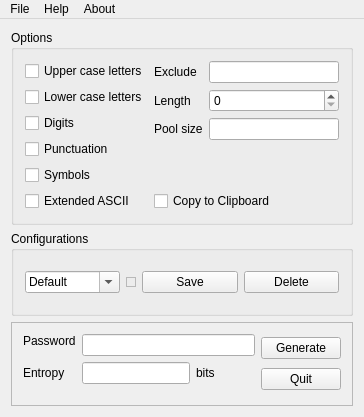
This is mainwindow.ui in TimAllman/Password-Beaver as Qt 5 draws it before an edit. The edited form follows.
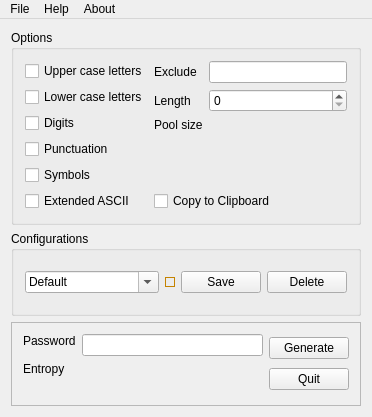
This is the edited form. Icons and pictures are not drawn. Custom widgets are drawn as their Qt base class.

Commit message: Interface responds to changes in options.

```diff
--- a/mainwindow.ui
+++ b/mainwindow.ui
@@ -6,7 +6,7 @@
    <rect>
     <x>0</x>
     <y>0</y>
-    <width>346</width>
+    <width>372</width>
     <height>417</height>
    </rect>
   </property>
@@ -141,15 +141,9 @@
             </widget>
            </item>
            <item row="2" column="1">
-            <widget class="QLineEdit" name="poolSizeLineEdit">
-             <property name="sizePolicy">
-              <sizepolicy hsizetype="Preferred" vsizetype="Fixed">
-               <horstretch>0</horstretch>
-               <verstretch>0</verstretch>
-              </sizepolicy>
-             </property>
-             <property name="readOnly">
-              <bool>true</bool>
+            <widget class="QLabel" name="poolSizeLabel">
+             <property name="text">
+              <string/>
              </property>
             </widget>
            </item>
@@ -178,6 +172,12 @@
       <layout class="QHBoxLayout" name="horizontalLayout_2">
        <item>
         <widget class="QComboBox" name="optionsNameComboBox">
+         <property name="sizePolicy">
+          <sizepolicy hsizetype="Preferred" vsizetype="Fixed">
+           <horstretch>2</horstretch>
+           <verstretch>0</verstretch>
+          </sizepolicy>
+         </property>
          <property name="editable">
           <bool>true</bool>
          </property>
@@ -188,12 +188,82 @@
        </item>
        <item>
         <widget class="IndicatorWidget" name="indicatorWidget">
+         <property name="sizePolicy">
+          <sizepolicy hsizetype="Preferred" vsizetype="Preferred">
+           <horstretch>2</horstretch>
+           <verstretch>0</verstretch>
+          </sizepolicy>
+         </property>
          <property name="maximumSize">
           <size>
            <width>10</width>
            <height>10</height>
           </size>
          </property>
+         <property name="palette">
+          <palette>
+           <active>
+            <colorrole role="Base">
+             <brush brushstyle="SolidPattern">
+              <color alpha="255">
+               <red>255</red>
+               <green>255</green>
+               <blue>255</blue>
+              </color>
+             </brush>
+            </colorrole>
+            <colorrole role="Window">
+             <brush brushstyle="SolidPattern">
+              <color alpha="255">
+               <red>255</red>
+               <green>170</green>
+               <blue>0</blue>
+              </color>
+             </brush>
+            </colorrole>
+           </active>
+           <inactive>
+            <colorrole role="Base">
+             <brush brushstyle="SolidPattern">
+              <color alpha="255">
+               <red>255</red>
+               <green>255</green>
+               <blue>255</blue>
+              </color>
+             </brush>
+            </colorrole>
+            <colorrole role="Window">
+             <brush brushstyle="SolidPattern">
+              <color alpha="255">
+               <red>255</red>
+               <green>170</green>
+               <blue>0</blue>
+              </color>
+             </brush>
+            </colorrole>
+           </inactive>
+           <disabled>
+            <colorrole role="Base">
+             <brush brushstyle="SolidPattern">
+              <color alpha="255">
+               <red>255</red>
+               <green>170</green>
+               <blue>0</blue>
+              </color>
+             </brush>
+            </colorrole>
+            <colorrole role="Window">
+             <brush brushstyle="SolidPattern">
+              <color alpha="255">
+               <red>255</red>
+               <green>170</green>
+               <blue>0</blue>
+              </color>
+             </brush>
+            </colorrole>
+           </disabled>
+          </palette>
+         </property>
          <property name="frameShape">
           <enum>QFrame::StyledPanel</enum>
          </property>
@@ -275,38 +345,12 @@
          <item row="1" column="1">
           <layout class="QHBoxLayout" name="horizontalLayout_3">
            <item>
-            <widget class="QLineEdit" name="entropyLineEdit">
-             <property name="enabled">
-              <bool>true</bool>
-             </property>
-             <property name="acceptDrops">
-              <bool>false</bool>
-             </property>
-             <property name="readOnly">
-              <bool>true</bool>
-             </property>
-            </widget>
-           </item>
-           <item>
-            <widget class="QLabel" name="bitsLabel">
+            <widget class="QLabel" name="entropyLabel">
              <property name="text">
-              <string>bits</string>
+              <string/>
              </property>
             </widget>
            </item>
-           <item>
-            <spacer name="horizontalSpacer">
-             <property name="orientation">
-              <enum>Qt::Horizontal</enum>
-             </property>
-             <property name="sizeHint" stdset="0">
-              <size>
-               <width>40</width>
-               <height>20</height>
-              </size>
-             </property>
-            </spacer>
-           </item>
           </layout>
          </item>
         </layout>
@@ -345,7 +389,7 @@
     <rect>
      <x>0</x>
      <y>0</y>
-     <width>346</width>
+     <width>372</width>
      <height>22</height>
     </rect>
    </property>
```
The commit also changes 7 other files.
